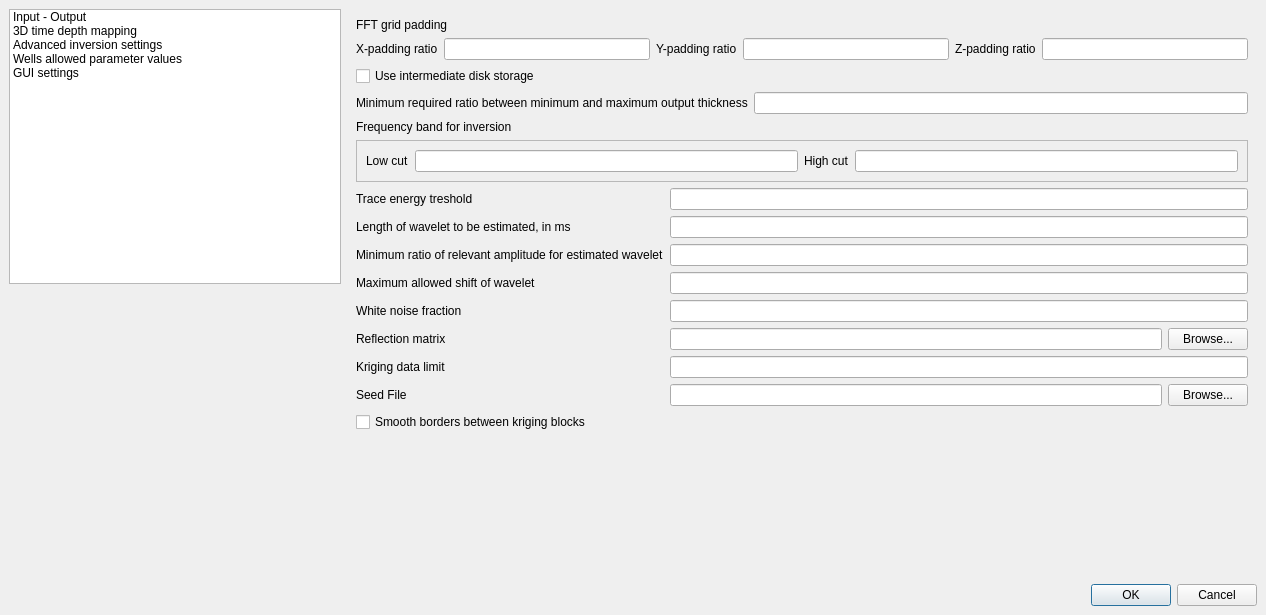
Before: the Qt Designer form trunk/SettingsDialog.ui in CRAVA/cravagui, drawn with Qt 5.
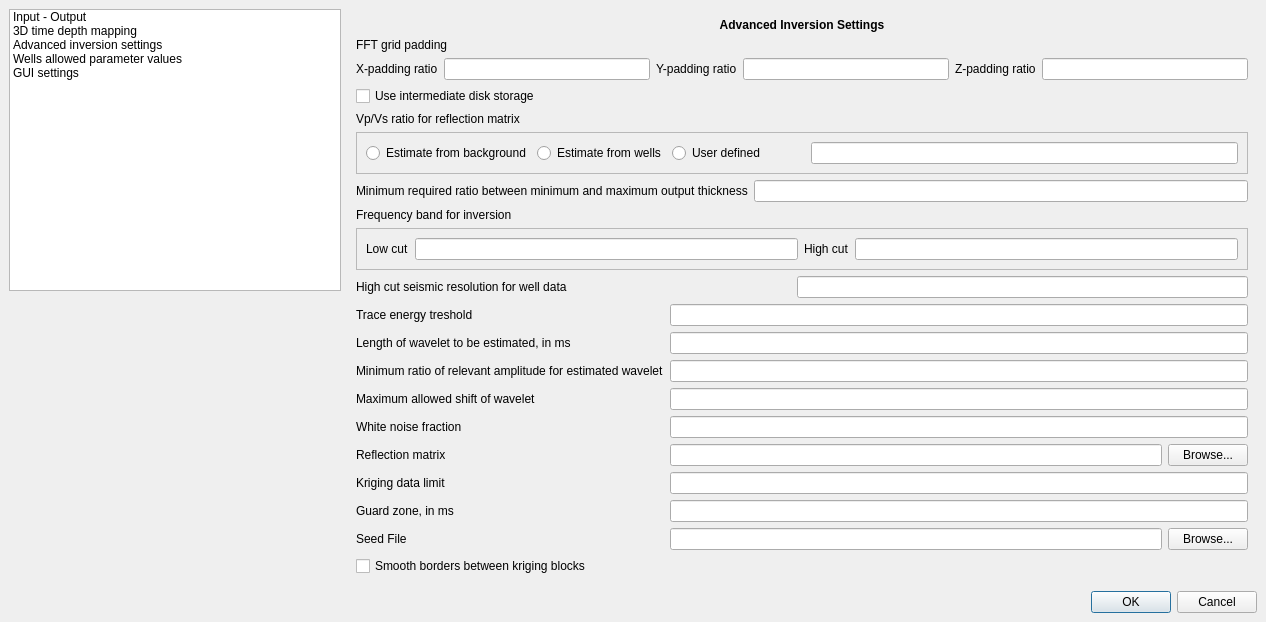
After: the same form once the commit is applied. The open tabs and pages were chosen to show the change.

Commit message: Updated the Advanced inversion settings page in the Settings dialog

What changed in the file:
```diff
--- a/trunk/SettingsDialog.ui
+++ b/trunk/SettingsDialog.ui
@@ -774,26 +774,144 @@
        <property name="spacing" >
         <number>6</number>
        </property>
-       <item row="6" column="0" >
-        <layout class="QHBoxLayout" >
-         <property name="margin" >
+       <item row="4" column="0">
+        <widget class="QLabel" name="fftPaddingLabel">
+         <property name="text">
+          <string>&lt;qt&gt;FFT grid padding</string>
+         </property>
+        </widget>
+       </item>
+       <item row="11" column="0">
+        <layout class="QHBoxLayout">
+         <property name="spacing">
+          <number>6</number>
+         </property>
+         <property name="margin">
           <number>0</number>
          </property>
-         <property name="spacing" >
+         <item>
+          <widget class="QLabel" name="xFractionLabel">
+           <property name="toolTip">
+            <string>&lt;qt&gt;Value for the ratio of the padding in the x-direction relative to the x-length.</string>
+           </property>
+           <property name="text">
+            <string>&lt;qt&gt;X-padding ratio</string>
+           </property>
+          </widget>
+         </item>
+         <item>
+          <widget class="QLineEdit" name="xFractionLineEdit">
+           <property name="toolTip">
+            <string>&lt;qt&gt;Value for the ratio of the padding in the x-direction relative to the x-length.</string>
+           </property>
+          </widget>
+         </item>
+         <item>
+          <widget class="QLabel" name="yFractionLabel">
+           <property name="toolTip">
+            <string>&lt;qt&gt;Value for the ratio of the padding in the y-direction relative to the y-length.</string>
+           </property>
+           <property name="text">
+            <string>&lt;qt&gt;Y-padding ratio</string>
+           </property>
+          </widget>
+         </item>
+         <item>
+          <widget class="QLineEdit" name="yFractionLineEdit">
+           <property name="toolTip">
+            <string>&lt;qt&gt;Value for the ratio of the padding in the y-direction relative to the y-length.</string>
+           </property>
+          </widget>
+         </item>
+         <item>
+          <widget class="QLabel" name="zFractionLabel">
+           <property name="toolTip">
+            <string>&lt;qt&gt;Value for the ratio of the padding in the z-direction relative to the z-length.</string>
+           </property>
+           <property name="text">
+            <string>&lt;qt&gt;Z-padding ratio</string>
+           </property>
+          </widget>
+         </item>
+         <item>
+          <widget class="QLineEdit" name="zFractionLineEdit">
+           <property name="toolTip">
+            <string>&lt;qt&gt;Value for the ratio of the padding in the z-direction relative to the z-length.</string>
+           </property>
+          </widget>
+         </item>
+        </layout>
+       </item>
+       <item row="13" column="0">
+        <widget class="QCheckBox" name="diskStorageCheckBox">
+         <property name="toolTip">
+          <string>&lt;qt&gt;To reduce the physical memory requirement, CRAVA can store intermediate FFT grids on disk rather than holding them in memory. This will typically reduce the total memory requirement of a calculation, but comes at a cost of increased CPU usage and increased disk usage.</string>
+         </property>
+         <property name="text">
+          <string>Use intermediate disk storage</string>
+         </property>
+        </widget>
+       </item>
+       <item row="18" column="0">
+        <layout class="QHBoxLayout">
+         <property name="spacing">
           <number>6</number>
          </property>
+         <property name="margin">
+          <number>0</number>
+         </property>
          <item>
-          <layout class="QVBoxLayout" >
-           <property name="margin" >
-            <number>0</number>
+          <widget class="QLabel" name="maximumRelativeThicknessLabel">
+           <property name="toolTip">
+            <string>&lt;qt&gt;Value giving the limit of how small the minimum interval thickness can be relative to the maximum. If this gets too low, the tranformation to stationarity for the FFT-algorithm gives strange results.</string>
            </property>
-           <property name="spacing" >
+           <property name="text">
+            <string>&lt;qt&gt;Minimum required ratio between minimum and maximum output thickness</string>
+           </property>
+          </widget>
+         </item>
+         <item>
+          <widget class="QLineEdit" name="maximumRelativeThicknessLineEdit">
+           <property name="toolTip">
+            <string>&lt;qt&gt;Value giving the limit of how small the minimum interval thickness can be relative to the maximum. If this gets too low, the tranformation to stationarity for the FFT-algorithm gives strange results.</string>
+           </property>
+          </widget>
+         </item>
+        </layout>
+       </item>
+       <item row="20" column="0">
+        <widget class="QLabel" name="frequencyBandLabel">
+         <property name="toolTip">
+          <string>&lt;qt&gt;The frequency band is limited by the wavelet, but an additional cut-off is needed to ensure numerical stability.</string>
+         </property>
+         <property name="text">
+          <string>&lt;qt&gt;Frequency band for inversion</string>
+         </property>
+         <property name="textFormat">
+          <enum>Qt::AutoText</enum>
+         </property>
+        </widget>
+       </item>
+       <item row="24" column="0">
+        <layout class="QHBoxLayout">
+         <property name="spacing">
+          <number>6</number>
+         </property>
+         <property name="margin">
+          <number>0</number>
+         </property>
+         <item>
+          <layout class="QVBoxLayout">
+           <property name="spacing">
             <number>6</number>
            </property>
+           <property name="margin">
+            <number>0</number>
+           </property>
            <item>
-            <widget class="QLabel" name="energyTresholdLabel" >
-             <property name="toolTip" >
-              <string>&lt;qt>If the energy in a trace falls below this threshold relative to the average, the trace is interpolated from neighbors</string>
+            <widget class="QLabel" name="energyTresholdLabel">
+             <property name="toolTip">
+              <string>&lt;qt&gt;If the energy in a trace falls below this threshold relative to the average, the trace is interpolated from neighbors</string>
              </property>
              <property name="text" >
               <string>&lt;qt>Trace energy treshold</string>
@@ -801,16 +919,19 @@
             </widget>
            </item>
            <item>
-            <widget class="QLabel" name="waveletLengthLabel" >
-             <property name="text" >
-              <string>&lt;qt>Length of wavelet to be estimated, in ms</string>
+            <widget class="QLabel" name="waveletLengthLabel">
+             <property name="toolTip">
+              <string>Giving the length of the wavelet to be estimated in ms. For a 1D wavelet this is the width of the Papoulis taper used, when tapering of auto-correlation of reflection co-efficients, and cross-correlation of reflection-coefficients and seismic data, before doing the spectral division. Increasing this value will give less bias (i.e. less energy at low frequencies), but larger variance in the estimate (i.e. secondary oscillations). For a 3D wavelet this gives the length of the source-wavelet, by dividing this length by the vertical sampling interval we find the the </string>
              </property>
+             <property name="text">
+              <string>&lt;qt&gt;Length of wavelet to be estimated, in ms</string>
+             </property>
             </widget>
            </item>
            <item>
-            <widget class="QLabel" name="waveletRelativeMinimumLabel" >
-             <property name="toolTip" >
-              <string>&lt;qt>Minimum ratio between smallest and largest relevant amplitude for estimated wavelet.</string>
+            <widget class="QLabel" name="waveletRelativeMinimumLabel">
+             <property name="toolTip">
+              <string>&lt;qt&gt;Minimum ratio between smallest and largest relevant amplitude for estimated wavelet.</string>
              </property>
              <property name="text" >
               <string>&lt;qt>Minimum ratio of relevant amplitude for estimated wavelet</string>
@@ -818,9 +939,9 @@
             </widget>
            </item>
            <item>
-            <widget class="QLabel" name="waveletShiftMaxLabel" >
-             <property name="toolTip" >
-              <string>&lt;qt>Value controlling how much the wavelet is allowed to be shifted when doing estimation of wavelet or noise.</string>
+            <widget class="QLabel" name="waveletShiftMaxLabel">
+             <property name="toolTip">
+              <string>&lt;qt&gt;Value controlling how much the wavelet is allowed to be shifted when doing estimation of wavelet or noise.</string>
              </property>
              <property name="text" >
               <string>&lt;qt>Maximum allowed shift of wavelet</string>
@@ -828,9 +949,9 @@
             </widget>
            </item>
            <item>
-            <widget class="QLabel" name="whiteNoiseLabel" >
-             <property name="toolTip" >
-              <string>&lt;qt>In order to stabelize the inversion, some of the noise needs to be interpreted as white. This specifies that fraction.</string>
+            <widget class="QLabel" name="whiteNoiseLabel">
+             <property name="toolTip">
+              <string>&lt;qt&gt;In order to stabelize the inversion, some of the noise needs to be interpreted as white. This specifies that fraction.</string>
              </property>
              <property name="text" >
               <string>&lt;qt>White noise fraction</string>
@@ -838,9 +959,9 @@
             </widget>
            </item>
            <item>
-            <widget class="QLabel" name="reflectionMatrixLabel" >
-             <property name="toolTip" >
-              <string>&lt;qt>c(x,t,θ) = aVp(θ) δ/δt ln(Vp(x, t)) + aVs(x,t,θ) δ/δt ln(Vs(x, t)) + aρ(x,t,θ) δ/δt ln(ρ(x,t)) , the coefficients aVp, aVs and aρ can be read from file, each line should have one line for each seismic data file with the three coefficients for each.</string>
+            <widget class="QLabel" name="reflectionMatrixLabel">
+             <property name="toolTip">
+              <string>&lt;qt&gt;c(x,t,θ) = aVp(θ) δ/δt ln(Vp(x, t)) + aVs(x,t,θ) δ/δt ln(Vs(x, t)) + aρ(x,t,θ) δ/δt ln(ρ(x,t)) , the coefficients aVp, aVs and aρ can be read from file, each line should have one line for each seismic data file with the three coefficients for each.</string>
              </property>
              <property name="text" >
               <string>&lt;qt>Reflection matrix</string>
@@ -848,9 +969,9 @@
             </widget>
            </item>
            <item>
-            <widget class="QLabel" name="krigingLimitLabel" >
-             <property name="toolTip" >
-              <string>&lt;qt>Limit for the amount of well data used to kriege each point. A high value gives a smoother and more exact field, but takes more time.</string>
+            <widget class="QLabel" name="krigingLimitLabel">
+             <property name="toolTip">
+              <string>&lt;qt&gt;Limit for the amount of well data used to kriege each point. A high value gives a smoother and more exact field, but takes more time.</string>
              </property>
              <property name="text" >
               <string>&lt;qt>Kriging data limit</string>
@@ -858,11 +979,21 @@
             </widget>
            </item>
            <item>
-            <widget class="QLabel" name="seedFileLabel" >
-             <property name="toolTip" >
-              <string>&lt;qt>The seed file should contain one integer number, the number will be overwritten after each stoachstic realization.</string>
+            <widget class="QLabel" name="guardZoneLabel">
+             <property name="toolTip">
+              <string>&lt;qt&gt;Changes the amount of data that will be required outside the interval of interest.</string>
              </property>
-             <property name="text" >
+             <property name="text">
+              <string>Guard zone, in ms</string>
+             </property>
+            </widget>
+           </item>
+           <item>
+            <widget class="QLabel" name="seedFileLabel">
+             <property name="toolTip">
+              <string>&lt;qt&gt;The seed file should contain one integer number, the number will be overwritten after each stoachstic realization.</string>
+             </property>
+             <property name="text">
               <string>Seed File</string>
              </property>
             </widget>
@@ -870,58 +1001,70 @@
           </layout>
          </item>
          <item>
-          <layout class="QVBoxLayout" >
-           <property name="margin" >
-            <number>0</number>
-           </property>
-           <property name="spacing" >
+          <layout class="QVBoxLayout">
+           <property name="spacing">
             <number>6</number>
            </property>
+           <property name="margin">
+            <number>0</number>
+           </property>
            <item>
-            <widget class="QLineEdit" name="energyTresholdLineEdit" >
-             <property name="toolTip" >
-              <string>&lt;qt>If the energy in a trace falls below this threshold relative to the average, the trace is interpolated from neighbors</string>
+            <widget class="QLineEdit" name="energyTresholdLineEdit">
+             <property name="toolTip">
+              <string>&lt;qt&gt;If the energy in a trace falls below this threshold relative to the average, the trace is interpolated from neighbors</string>
              </property>
             </widget>
            </item>
            <item>
-            <widget class="QLineEdit" name="waveletLengthLineEdit" />
+            <widget class="QLineEdit" name="waveletLengthLineEdit">
+             <property name="toolTip">
+              <string>&lt;qt&gt;Giving the length of the wavelet to be estimated in ms. For a 1D wavelet this is the width of the Papoulis taper used, when tapering of auto-correlation of reflection co-efficients, and cross-correlation of reflection-coefficients and seismic data, before doing the spectral division. Increasing this value will give less bias (i.e. less energy at low frequencies), but larger variance in the estimate (i.e. secondary oscillations). For a 3D wavelet this gives the length of the source-wavelet, by dividing this length by the vertical sampling interval we find the the
+</string>
+             </property>
+            </widget>
            </item>
            <item>
-            <widget class="QLineEdit" name="waveletRelativeMinimumLineEdit" >
-             <property name="toolTip" >
-              <string>&lt;qt>Minimum ratio between smallest and largest relevant amplitude for estimated wavelet.</string>
+            <widget class="QLineEdit" name="waveletRelativeMinimumLineEdit">
+             <property name="toolTip">
+              <string>&lt;qt&gt;Minimum ratio between smallest and largest relevant amplitude for estimated wavelet.</string>
              </property>
             </widget>
            </item>
            <item>
-            <widget class="QLineEdit" name="waveletShiftMaxLineEdit" >
-             <property name="toolTip" >
-              <string>&lt;qt>Value controlling how much the wavelet is allowed to be shifted when doing estimation of wavelet or noise.</string>
+            <widget class="QLineEdit" name="waveletShiftMaxLineEdit">
+             <property name="toolTip">
+              <string>&lt;qt&gt;Value controlling how much the wavelet is allowed to be shifted when doing estimation of wavelet or noise.</string>
              </property>
             </widget>
            </item>
            <item>
-            <widget class="QLineEdit" name="whiteNoiseLineEdit" >
-             <property name="toolTip" >
-              <string>&lt;qt>In order to stabelize the inversion, we need to interpret some of the noise as white. This specifies that fraction.</string>
+            <widget class="QLineEdit" name="whiteNoiseLineEdit">
+             <property name="toolTip">
+              <string>&lt;qt&gt;In order to stabelize the inversion, we need to interpret some of the noise as white. This specifies that fraction.</string>
              </property>
             </widget>
            </item>
            <item>
-            <layout class="QHBoxLayout" >
-             <property name="margin" >
-              <number>0</number>
-             </property>
-             <property name="spacing" >
+            <layout class="QHBoxLayout">
+             <property name="spacing">
               <number>6</number>
              </property>
+             <property name="margin">
+              <number>0</number>
+             </property>
              <item>
-              <widget class="QLineEdit" name="reflectionMatrixLineEdit" />
+              <widget class="QLineEdit" name="reflectionMatrixLineEdit">
+               <property name="toolTip">
+                <string>&lt;qt&gt;c(x,t,θ) = aVp(θ) δ/δt ln(Vp(x, t)) + aVs(x,t,θ) δ/δt ln(Vs(x, t)) + aρ(x,t,θ) δ/δt ln(ρ(x,t)) , the coefficients aVp, aVs and aρ can be read from file, each line should have one line for each seismic data file with the three coefficients for each.</string>
+               </property>
+              </widget>
              </item>
              <item>
-              <widget class="QPushButton" name="reflectionMatrixBrowsePushButton" >
-               <property name="text" >
+              <widget class="QPushButton" name="reflectionMatrixBrowsePushButton">
+               <property name="toolTip">
+                <string>&lt;qt&gt;c(x,t,θ) = aVp(θ) δ/δt ln(Vp(x, t)) + aVs(x,t,θ) δ/δt ln(Vs(x, t)) + aρ(x,t,θ) δ/δt ln(ρ(x,t)) , the coefficients aVp, aVs and aρ can be read from file, each line should have one line for each seismic data file with the three coefficients for each.</string>
+               </property>
+               <property name="text">
                 <string>Browse...</string>
                </property>
               </widget>
@@ -929,31 +1072,38 @@
             </layout>
            </item>
            <item>
-            <widget class="QLineEdit" name="krigingDataLineEdit" >
-             <property name="toolTip" >
-              <string>&lt;qt>Limit for the amount of well data used to kriege each point. A high value gives a smoother and more exact field, but takes more time.</string>
+            <widget class="QLineEdit" name="krigingDataLineEdit">
+             <property name="toolTip">
+              <string>&lt;qt&gt;Limit for the amount of well data used to kriege each point. A high value gives a smoother and more exact field, but takes more time.</string>
              </property>
             </widget>
            </item>
            <item>
-            <layout class="QHBoxLayout" >
-             <property name="margin" >
-              <number>0</number>
+            <widget class="QLineEdit" name="guardZoneLineEdit">
+             <property name="toolTip">
+              <string>&lt;qt&gt;Changes the amount of data that will be required outside the interval of interest.</string>
              </property>
-             <property name="spacing" >
+            </widget>
+           </item>
+           <item>
+            <layout class="QHBoxLayout">
+             <property name="spacing">
               <number>6</number>
              </property>
+             <property name="margin">
+              <number>0</number>
+             </property>
              <item>
-              <widget class="QLineEdit" name="seedFileLineEdit" >
-               <property name="toolTip" >
-                <string>&lt;qt>The seed file should contain one integer number, the number will be overwritten after each stoachstic realization.</string>
+              <widget class="QLineEdit" name="seedFileLineEdit">
+               <property name="toolTip">
+                <string>&lt;qt&gt;The seed file should contain one integer number, the number will be overwritten after each stoachstic realization.</string>
                </property>
               </widget>
              </item>
              <item>
-              <widget class="QPushButton" name="seedFileBrowsePushButton" >
-               <property name="toolTip" >
-                <string>&lt;qt>The seed file should contain one integer number, the number will be overwritten after each stoachstic realization.</string>
+              <widget class="QPushButton" name="seedFileBrowsePushButton">
+               <property name="toolTip">
+                <string>&lt;qt&gt;The seed file should contain one integer number, the number will be overwritten after each stoachstic realization.</string>
                </property>
                <property name="text" >
                 <string>Browse...</string>
@@ -966,195 +1116,320 @@
          </item>
         </layout>
        </item>
-       <item row="7" column="0" >
-        <widget class="QCheckBox" name="krigedSmoothCheckBox" >
-         <property name="text" >
+       <item row="26" column="0">
+        <widget class="QCheckBox" name="krigedSmoothCheckBox">
+         <property name="toolTip">
+          <string>&lt;qt&gt;Should the program smooth borders between kriging blocks or not?</string>
+         </property>
+         <property name="text">
           <string>Smooth borders between kriging blocks</string>
          </property>
         </widget>
        </item>
-       <item row="8" column="0" >
-        <spacer>
-         <property name="orientation" >
-          <enum>Qt::Vertical</enum>
+       <item row="21" column="0">
+        <widget class="QFrame" name="frequencyBandFrame">
+         <property name="toolTip">
+          <string>&lt;qt&gt;Controls the frequency band of the inversion, so high and/ or low frequency can be filtered away. This should be done by the wavelet, but can be specified here.</string>
          </property>
-         <property name="sizeHint" >
-          <size>
-           <width>20</width>
-           <height>40</height>
-          </size>
-         </property>
-        </spacer>
-       </item>
-       <item row="4" column="0" >
-        <widget class="QLabel" name="frequencyBandLabel" >
-         <property name="toolTip" >
-          <string>&lt;qt>&lt;qt>The frequency band is limited by the wavelet, but an additional cut-off is needed to ensure numerical stability.</string>
-         </property>
-         <property name="text" >
-          <string>&lt;qt>Frequency band for inversion</string>
-         </property>
-         <property name="textFormat" >
-          <enum>Qt::AutoText</enum>
-         </property>
-        </widget>
-       </item>
-       <item row="5" column="0" >
-        <widget class="QFrame" name="frequencyBandFrame" >
-         <property name="toolTip" >
-          <string>&lt;qt>Controls the frequency band of the inversion, so high and/ or low frequency can be filtered away. This should be done by the wavelet, but can be specified here.</string>
-         </property>
-         <property name="frameShape" >
+         <property name="frameShape">
           <enum>QFrame::StyledPanel</enum>
          </property>
          <property name="frameShadow" >
           <enum>QFrame::Raised</enum>
          </property>
-         <layout class="QGridLayout" >
-          <property name="margin" >
+         <layout class="QGridLayout">
+          <property name="margin">
            <number>9</number>
           </property>
           <property name="spacing" >
            <number>6</number>
           </property>
-          <item row="0" column="1" >
-           <widget class="QLineEdit" name="lowCutFrequencyBandLineEdit" >
-            <property name="toolTip" >
-             <string>&lt;qt>The minimum frequency affected by the inversion.</string>
+          <item row="0" column="1">
+           <widget class="QLineEdit" name="lowCutFrequencyBandLineEdit">
+            <property name="toolTip">
+             <string>&lt;qt&gt;The minimum frequency affected by the inversion.</string>
             </property>
            </widget>
           </item>
-          <item row="0" column="0" >
-           <widget class="QLabel" name="lowCutFrequencyBandLabel" >
-            <property name="toolTip" >
-             <string>&lt;qt>The minimum frequency affected by the inversion.</string>
+          <item row="0" column="0">
+           <widget class="QLabel" name="lowCutFrequencyBandLabel">
+            <property name="toolTip">
+             <string>&lt;qt&gt;The minimum frequency affected by the inversion.</string>
             </property>
             <property name="text" >
              <string>&lt;qt>Low cut</string>
             </property>
            </widget>
           </item>
-          <item row="0" column="2" >
-           <widget class="QLabel" name="highCutFrequencyBandLabel" >
-            <property name="toolTip" >
-             <string>&lt;qt>The maximum frequency affected by the inversion.</string>
+          <item row="0" column="2">
+           <widget class="QLabel" name="highCutFrequencyBandLabel">
+            <property name="toolTip">
+             <string>&lt;qt&gt;The maximum frequency affected by the inversion.</string>
             </property>
             <property name="text" >
              <string>&lt;qt>High cut</string>
             </property>
            </widget>
           </item>
-          <item row="0" column="3" >
-           <widget class="QLineEdit" name="highCutFrequencyBandLineEdit" >
-            <property name="toolTip" >
-             <string>&lt;qt>The maximum frequency affected by the inversion.</string>
+          <item row="0" column="3">
+           <widget class="QLineEdit" name="highCutFrequencyBandLineEdit">
+            <property name="toolTip">
+             <string>&lt;qt&gt;The maximum frequency affected by the inversion.</string>
             </property>
            </widget>
           </item>
          </layout>
         </widget>
        </item>
-       <item row="2" column="0" >
-        <widget class="QCheckBox" name="diskStorageCheckBox" >
-         <property name="toolTip" >
-          <string>&lt;qt>To reduce the physical memory requirement, CRAVA can store intermediate FFT grids on disk rather than holding them in memory. This will typically reduce the total memory requirement of a calculation, but comes at a cost of increased CPU usage and increased disk usage.</string>
+       <item row="16" column="0">
+        <widget class="QFrame" name="vpVsRatioFrame">
+         <property name="toolTip">
+          <string>&lt;qt&gt;The Vp/Vs ratio used in reflection matrix can be estimated from the background model, estimated from the well data or set manually by the user.</string>
          </property>
-         <property name="text" >
-          <string>Use intermediate disk storage</string>
+         <property name="frameShape">
+          <enum>QFrame::StyledPanel</enum>
          </property>
+         <property name="frameShadow">
+          <enum>QFrame::Raised</enum>
+         </property>
+         <layout class="QVBoxLayout" name="verticalLayout_4">
+          <item>
+           <layout class="QVBoxLayout" name="verticalLayout_3">
+            <item>
+             <layout class="QHBoxLayout" name="horizontalLayout_5">
+              <item>
+               <layout class="QHBoxLayout" name="horizontalLayout">
+                <item>
+                 <widget class="QRadioButton" name="vpVsEstimateBackgroundRadioButton">
+                  <property name="toolTip">
+                   <string>&lt;qt&gt;Estimate Vp/Vs ratio from the background model.</string>
+                  </property>
+                  <property name="text">
+                   <string>Estimate from background</string>
+                  </property>
+                 </widget>
+                </item>
+                <item>
+                 <widget class="QRadioButton" name="vpVsEstimateWellRadioButton">
+                  <property name="toolTip">
+                   <string>&lt;qt&gt;Estimate the Vp/Vs ratio from the wells.</string>
+                  </property>
+                  <property name="text">
+                   <string>Estimate from wells</string>
+                  </property>
+                 </widget>
+                </item>
+                <item>
+                 <widget class="QRadioButton" name="vpVsUserDefinedRadioButton">
+                  <property name="toolTip">
+                   <string>&lt;qt&gt;Value of the Vp/Vs ratio used in the reflection matrix is defined by the user.</string>
+                  </property>
+                  <property name="text">
+                   <string>User defined</string>
+                  </property>
+                 </widget>
+                </item>
+                <item>
+                 <spacer name="horizontalSpacer_2">
+                  <property name="orientation">
+                   <enum>Qt::Horizontal</enum>
+                  </property>
+                  <property name="sizeHint" stdset="0">
+                   <size>
+                    <width>40</width>
+                    <height>20</height>
+                   </size>
+                  </property>
+                 </spacer>
+                </item>
+               </layout>
+              </item>
+              <item>
+               <widget class="QLineEdit" name="vpVsUserDefinedLineEdit">
+                <property name="toolTip">
+                 <string>&lt;qt&gt;Value of Vp/Vs ratio used in reflection matrix is defined by the user.</string>
+                </property>
+               </widget>
+              </item>
+             </layout>
+            </item>
+           </layout>
+          </item>
+         </layout>
         </widget>
        </item>
-       <item row="3" column="0" >
-        <layout class="QHBoxLayout" >
-         <property name="margin" >
-          <number>0</number>
+       <item row="15" column="0">
+        <widget class="QLabel" name="vpVsRatioLabel">
+         <property name="toolTip">
+          <string>&lt;qt&gt;The Vp/Vs ratio used in reflection matrix can be estimated from the background model, estimated from the well data or set manually by the user.</string>
          </property>
-         <property name="spacing" >
-          <number>6</number>
+         <property name="text">
+          <string>Vp/Vs ratio for reflection matrix</string>
          </property>
-         <item>
-          <widget class="QLabel" name="maximumRelativeThicknessLabel" >
-           <property name="toolTip" >
-            <string>&lt;qt>Value giving the limit of how small the minimum interval thickness can be relative to the maximum. If this gets too low, the tranformation to stationarity for the FFT-algorithm gives strange results.</string>
-           </property>
-           <property name="text" >
-            <string>&lt;qt>Minimum required ratio between minimum and maximum output thickness</string>
-           </property>
-          </widget>
-         </item>
-         <item>
-          <widget class="QLineEdit" name="maximumRelativeThicknessLineEdit" />
-         </item>
-        </layout>
+        </widget>
        </item>
-       <item row="0" column="0" >
-        <widget class="QLabel" name="fftPaddingLabel" >
-         <property name="text" >
-          <string>&lt;qt>FFT grid padding</string>
+       <item row="12" column="0">
+        <spacer name="verticalSpacer_3">
+         <property name="orientation">
+          <enum>Qt::Vertical</enum>
          </property>
+         <property name="sizeType">
+          <enum>QSizePolicy::Maximum</enum>
+         </property>
+         <property name="sizeHint" stdset="0">
+          <size>
+           <width>20</width>
+           <height>10</height>
+          </size>
+         </property>
+        </spacer>
+       </item>
+       <item row="14" column="0">
+        <spacer name="verticalSpacer_4">
+         <property name="orientation">
+          <enum>Qt::Vertical</enum>
+         </property>
+         <property name="sizeType">
+          <enum>QSizePolicy::Maximum</enum>
+         </property>
+         <property name="sizeHint" stdset="0">
+          <size>
+           <width>20</width>
+           <height>10</height>
+          </size>
+         </property>
+        </spacer>
+       </item>
+       <item row="17" column="0">
+        <spacer name="verticalSpacer_5">
+         <property name="orientation">
+          <enum>Qt::Vertical</enum>
+         </property>
+         <property name="sizeType">
+          <enum>QSizePolicy::Maximum</enum>
+         </property>
+         <property name="sizeHint" stdset="0">
+          <size>
+           <width>20</width>
+           <height>10</height>
+          </size>
+         </property>
+        </spacer>
+       </item>
+       <item row="19" column="0">
+        <spacer name="verticalSpacer_6">
+         <property name="orientation">
+          <enum>Qt::Vertical</enum>
+         </property>
+         <property name="sizeType">
+          <enum>QSizePolicy::Maximum</enum>
+         </property>
+         <property name="sizeHint" stdset="0">
+          <size>
+           <width>20</width>
+           <height>10</height>
+          </size>
+         </property>
+        </spacer>
+       </item>
+       <item row="3" column="0">
+        <widget class="QLabel" name="label_3">
+         <property name="font">
+          <font>
+           <weight>75</weight>
+           <bold>true</bold>
+          </font>
+         </property>
+         <property name="text">
+          <string>Advanced Inversion Settings</string>
+         </property>
+         <property name="alignment">
+          <set>Qt::AlignCenter</set>
+         </property>
         </widget>
        </item>
-       <item row="1" column="0" >
-        <layout class="QHBoxLayout" >
-         <property name="margin" >
-          <number>0</number>
+       <item row="25" column="0">
+        <spacer name="verticalSpacer_9">
+         <property name="orientation">
+          <enum>Qt::Vertical</enum>
          </property>
-         <property name="spacing" >
-          <number>6</number>
+         <property name="sizeType">
+          <enum>QSizePolicy::Maximum</enum>
          </property>
+         <property name="sizeHint" stdset="0">
+          <size>
+           <width>20</width>
+           <height>10</height>
+          </size>
+         </property>
+        </spacer>
+       </item>
+       <item row="23" column="0">
+        <spacer name="verticalSpacer">
+         <property name="orientation">
+          <enum>Qt::Vertical</enum>
+         </property>
+         <property name="sizeType">
+          <enum>QSizePolicy::Maximum</enum>
+         </property>
+         <property name="sizeHint" stdset="0">
+          <size>
+           <width>20</width>
+           <height>10</height>
+          </size>
+         </property>
+        </spacer>
+       </item>
+       <item row="22" column="0">
+        <layout class="QHBoxLayout" name="horizontalLayout_2">
          <item>
-          <widget class="QLabel" name="xFractionLabel" >
-           <property name="toolTip" >
-            <string>&lt;qt>Value for the ratio of the padding in the x-direction relative to the x-length.</string>
+          <widget class="QLabel" name="seismicResolutionLabel">
+           <property name="toolTip">
+            <string>&lt;qt&gt;Used to filter wells down to seismic resolution. Only used to generate output logs for QC.</string>
            </property>
-           <property name="text" >
-            <string>&lt;qt>X-padding ratio</string>
+           <property name="text">
+            <string>High cut seismic resolution for well data</string>
            </property>
           </widget>
          </item>
          <item>
-          <widget class="QLineEdit" name="xFractionLineEdit" >
-           <property name="toolTip" >
-            <string>&lt;qt>Value for the ratio of the padding in the x-direction relative to the x-length.</string>
+          <spacer name="horizontalSpacer">
+           <property name="orientation">
+            <enum>Qt::Horizontal</enum>
            </property>
-          </widget>
-         </item>
-         <item>
-          <widget class="QLabel" name="yFractionLabel" >
-           <property name="toolTip" >
-            <string>&lt;qt>Value for the ratio of the padding in the y-direction relative to the y-length.</string>
+           <property name="sizeType">
+            <enum>QSizePolicy::Maximum</enum>
            </property>
-           <property name="text" >
-            <string>&lt;qt>Y-padding ratio</string>
+           <property name="sizeHint" stdset="0">
+            <size>
+             <width>224</width>
+             <height>20</height>
+            </size>
            </property>
-          </widget>
+          </spacer>
          </item>
          <item>
-          <widget class="QLineEdit" name="yFractionLineEdit" >
-           <property name="toolTip" >
-            <string>&lt;qt>Value for the ratio of the padding in the y-direction relative to the y-length.</string>
+          <widget class="QLineEdit" name="seismicResolutionLineEdit">
+           <property name="toolTip">
+            <string>&lt;qt&gt;Used to filter wells down to seismic resolution. Only used to generate output logs for QC.</string>
            </property>
           </widget>
          </item>
-         <item>
-          <widget class="QLabel" name="zFractionLabel" >
-           <property name="toolTip" >
-            <string>&lt;qt>Value for the ratio of the padding in the z-direction relative to the z-length.</string>
-           </property>
-           <property name="text" >
-            <string>&lt;qt>Z-padding ratio</string>
-           </property>
-          </widget>
-         </item>
-         <item>
-          <widget class="QLineEdit" name="zFractionLineEdit" >
-           <property name="toolTip" >
-            <string>&lt;qt>Value for the ratio of the padding in the z-direction relative to the z-length.</string>
-           </property>
-          </widget>
-         </item>
         </layout>
        </item>
+       <item row="27" column="0">
+        <spacer name="verticalSpacer_2">
+         <property name="orientation">
+          <enum>Qt::Vertical</enum>
+         </property>
+         <property name="sizeHint" stdset="0">
+          <size>
+           <width>20</width>
+           <height>40</height>
+          </size>
+         </property>
+        </spacer>
+       </item>
       </layout>
      </widget>
      <widget class="QWidget" name="parameterValuesPage" >
```
Left out of the diff: 46 changed lines with no effect on the pictures.
